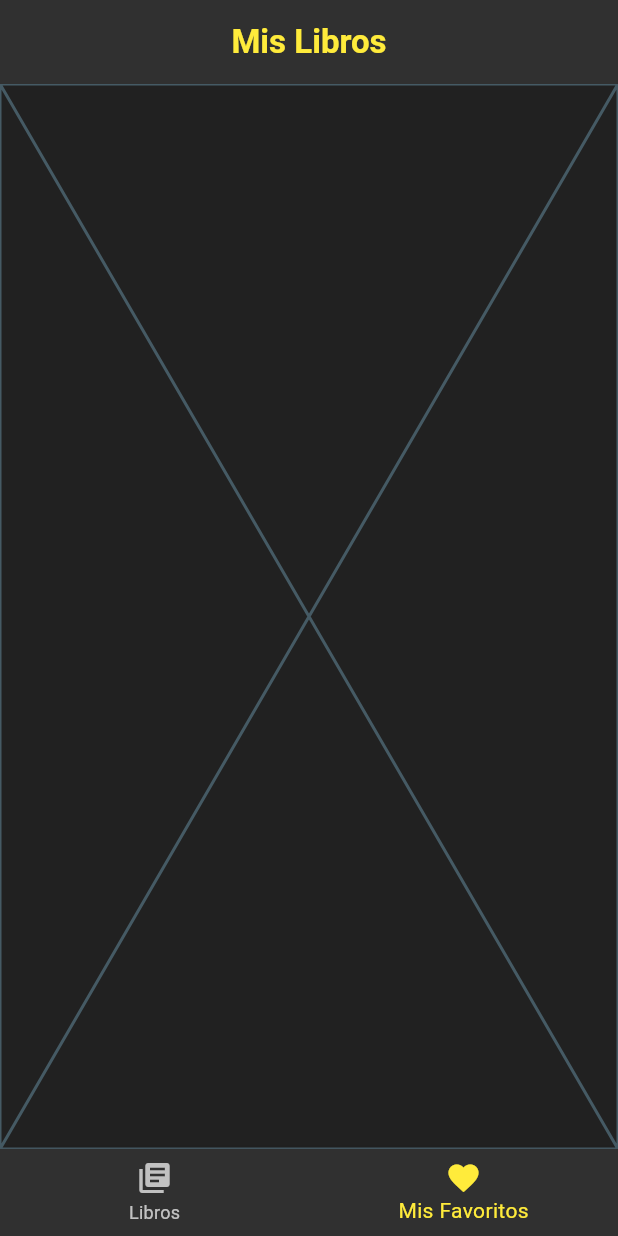
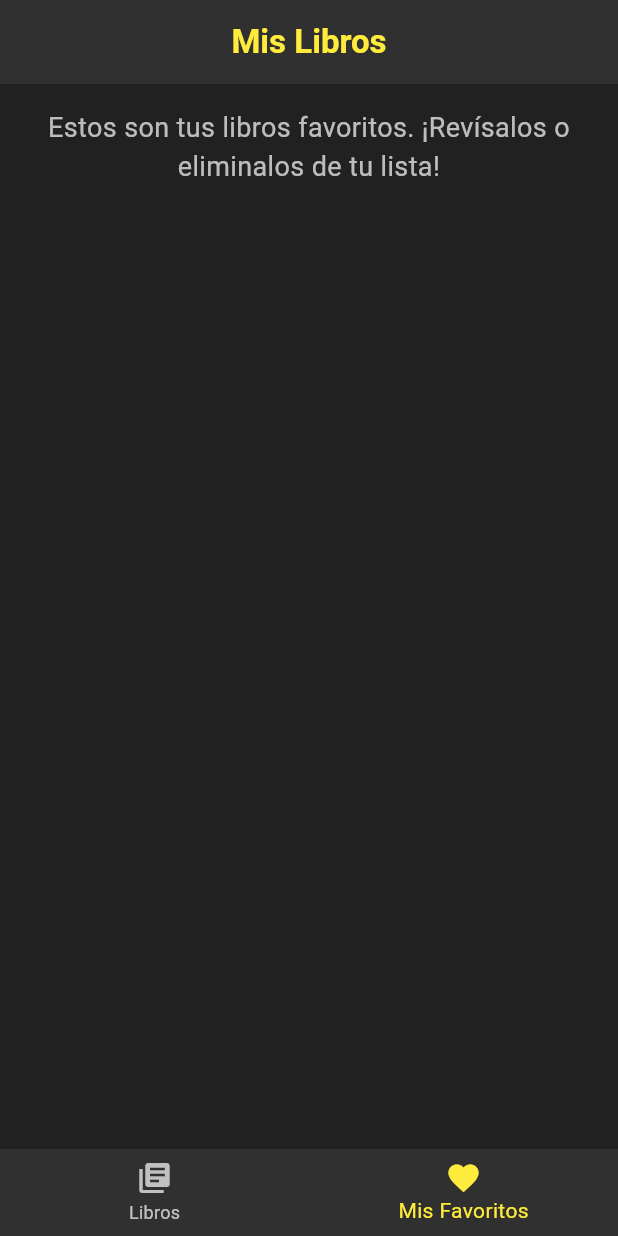
Before and after one commit to camiloam20/books_api, a Flutter app: the screen it shows after launch, item 2 of the bottom bar chosen, on a phone screen of 412 x 824 dp. Run offline on Flutter 3.47's test engine with Material 3 defaults, Android fonts, the phone set to English and light mode, and no system bars; our stand-ins replace hive, hive_flutter; accounts and stored records are empty; network calls fail.

Commit message:
Sección de favoritos con Hive completada. Se pueden agregar o eliminar favoritos.

```diff
--- /dev/null
+++ b/lib/boxes.dart
@@ -0,0 +1,8 @@
+import 'package:hive/hive.dart';
+import 'package:books_api/models/hive_local_book.dart';
+
+class Boxes{
+
+  static Box<HiveLocalBook> getHiveLocalBookBox() => Hive.box<HiveLocalBook>('books');
+
+}
--- /dev/null
+++ b/lib/models/hive_local_book.dart
@@ -0,0 +1,38 @@
+import 'package:hive/hive.dart';
+
+part 'hive_local_book.g.dart';
+
+@HiveType(typeId: 0)
+class HiveLocalBook extends HiveObject {
+
+  @HiveField(0)
+  String? id;
+
+  @HiveField(1)
+  String? title;
+
+  @HiveField(2)
+  String? thumbnail;
+
+  @HiveField(3)
+  String? authors;
+
+  @HiveField(4)
+  String? publisher;
+
+  @HiveField(5)
+  String? publishedDate;
+
+  @HiveField(6)
+  String? categories;
+
+  @HiveField(7)
+  String? pageCount;
+
+  @HiveField(8)
+  String? averageRating;
+
+  @HiveField(9)
+  String? description;
+
+}
--- a/lib/pages/api_books_page.dart
+++ b/lib/pages/api_books_page.dart
@@ -14,8 +14,6 @@ class _ApiBooksPageState extends State<ApiBooksPage> {
   final BookApi _bookApi = BookApi();
   final TextEditingController _parametro = TextEditingController(text: "flutter");
   List<Items> listBooks = <Items>[];
-
-  final List<Items> favoriteBooks = <Items>[];
 
   Future<void> _getBooks() async {
     ApiBooksResponse results = await _bookApi.getBook(_parametro.text);
@@ -81,7 +79,7 @@ class _ApiBooksPageState extends State<ApiBooksPage> {
               itemBuilder: (context, index) {
                 final book = listBooks[index].volumeInfo;
                 return GestureDetector(
-                  onTap: () => showBookDetails(context, listBooks[index], favoriteBooks),
+                  onTap: () => showBookDetails(context, apiBook: listBooks[index]),
                   child: Card(
                     color: Colors.grey[850],
                     margin: const EdgeInsets.all(8.0),
--- a/lib/pages/book_favorites_page.dart
+++ b/lib/pages/book_favorites_page.dart
@@ -1,4 +1,9 @@
 import 'package:flutter/material.dart';
+import 'package:hive_flutter/hive_flutter.dart';
+
+import '../boxes.dart';
+import '../functions/book_details.dart';
+import '../models/hive_local_book.dart';
 
 class BookFavoritesPage extends StatefulWidget {
   const BookFavoritesPage({super.key});
@@ -8,8 +13,69 @@ class BookFavoritesPage extends StatefulWidget {
 }
 
 class _BookFavoritesPageState extends State<BookFavoritesPage> {
+
+  Widget _buildListView() {
+    return ValueListenableBuilder<Box<HiveLocalBook>>(
+      valueListenable: Boxes.getHiveLocalBookBox().listenable(),
+      builder: (context, box, _) {
+        final bookBox = box.values.toList().cast<HiveLocalBook>();
+        return ListView.builder(
+          itemCount: bookBox.length,
+          itemBuilder: (BuildContext context, int index) {
+            final book = bookBox[index];
+            return Card(
+              color: Colors.grey[850],
+              child: ListTile(
+                onTap: () => showBookDetails(context, hiveBook: book),
+                leading: book.thumbnail != null
+                    ? Image.network(
+                  book.thumbnail!,
+                  fit: BoxFit.cover,
+                  width: 50,
+                )
+                    : const Icon(Icons.book, color: Colors.white),
+                title: Text(
+                  book.title ?? 'Sin título.',
+                  style: const TextStyle(color: Colors.yellow),
+                ),
+                subtitle: Text(
+                  'Autor@: ${book.authors}\n'
+                      'Fecha de publicación: ${book.publishedDate ??
+                      'Desconocida'}',
+                  style: const TextStyle(color: Colors.white70),
+                ),
+              ),
+            );
+          },
+        );
+      },
+    );
+  }
+
   @override
   Widget build(BuildContext context) {
-    return const Placeholder();
+    return Scaffold(
+      backgroundColor: Colors.grey[900],
+      body: Column(
+        children: [
+          const Padding(
+            padding: EdgeInsets.all(16.0),
+            child: Text(
+              'Estos son tus libros favoritos. ¡Revísalos o eliminalos de tu lista!',
+              style: TextStyle(color: Colors.white70, fontSize: 18),
+              textAlign: TextAlign.center,
+            ),
+          ),
+          Expanded(
+            child: Padding(
+              padding: const EdgeInsets.all(8.0),
+              child: Center(
+                child: _buildListView(),
+              ),
+            ),
+          ),
+        ],
+      ),
+    );
   }
 }
```
Also changed, not shown: lib/functions/book_details.dart (+94 -76 lines), lib/main.dart (+6 -3 lines), lib/models/hive_local_book.g.dart (added), lib/pages/navigation_bar_page.dart (line endings or trailing spaces).
